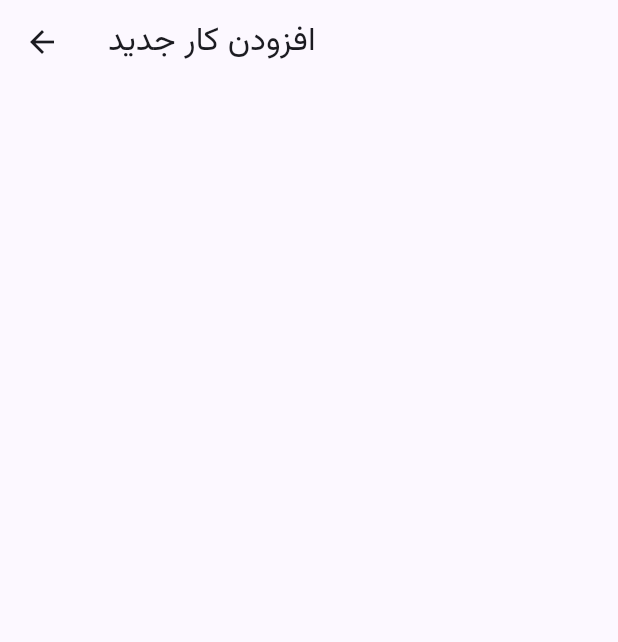
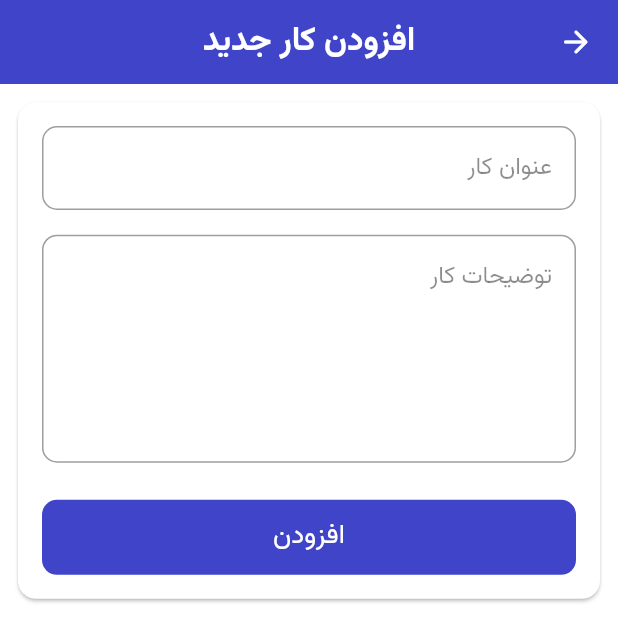
Before and after one commit to imelyas/Todo_list, a Flutter app: the TodoFormScreen screen opened by its route, on a phone screen of 412 x 824 dp. Shown: the top 642 px of the screen. Run offline on Flutter 3.47's test engine with Material 3 defaults, Android fonts, the phone set to English and light mode, and no system bars; our stand-ins replace get.

Commit message:
add todo form screen

```diff
--- a/lib/main.dart
+++ b/lib/main.dart
@@ -23,6 +23,7 @@ class MyApp extends StatelessWidget {
       theme: ThemeData(
           fontFamily: 'Vazirmatn',
           useMaterial3: true,
+          scaffoldBackgroundColor: Colors.white,
           primaryColor: Constance.primaryColor,
           colorScheme: ColorScheme.fromSeed(seedColor: Constance.primaryColor)),
       debugShowCheckedModeBanner: false,
--- a/lib/screens/home_screen.dart
+++ b/lib/screens/home_screen.dart
@@ -17,7 +17,7 @@ class HomeScreen extends StatelessWidget {
           title: const Text(
             'مدیریت کارها',
             style: TextStyle(
-                color: Colors.white, fontWeight: FontWeight.w700, fontSize: 22),
+                color: Colors.white, fontWeight: FontWeight.bold, fontSize: 22),
           ),
           leading: IconButton(
               onPressed: () {},
@@ -156,9 +156,7 @@ class TopPanel extends StatelessWidget {
             ),
             const Spacer(),
             GestureDetector(
-                onTap: () {
-                  // Get.toNamed('/todo_form');
-                },
+                onTap: () => Get.toNamed('/todo_form'),
                 child: Container(
                   width: Get.width * 0.35,
                   height: Get.width * 0.13,
--- a/lib/screens/todo_form_screen.dart
+++ b/lib/screens/todo_form_screen.dart
@@ -1,14 +1,148 @@
 import 'package:flutter/material.dart';
+import 'package:get/get.dart';
+import 'package:todo_list/utils/constanse.dart';
 
 class TodoFormScreen extends StatelessWidget {
+  static bool isAdd = true;
   const TodoFormScreen({super.key});
 
   @override
   Widget build(BuildContext context) {
-    return Scaffold(
-      appBar: AppBar(
-        title: const Text('افزودن کار جدید'),
+    return Directionality(
+      textDirection: TextDirection.rtl,
+      child: Scaffold(
+        appBar: AppBar(
+          centerTitle: true,
+          backgroundColor: Constance.primaryColor,
+          automaticallyImplyLeading: false,
+          leading: IconButton(
+              onPressed: () => Get.back(),
+              icon: const Icon(
+                Icons.arrow_back_rounded,
+                color: Colors.white,
+              )),
+          title: Text(
+            isAdd ? 'افزودن کار جدید' : 'ویرایش کار',
+            style: const TextStyle(
+                color: Colors.white, fontWeight: FontWeight.bold),
+          ),
+        ),
+        body: Padding(
+          padding: const EdgeInsets.all(8),
+          child: Card(
+            color: Colors.white,
+            child: Padding(
+              padding: const EdgeInsets.all(16),
+              child: Column(
+                mainAxisSize: MainAxisSize.min,
+                children: [
+                  const MyTextField(
+                    label: 'عنوان کار',
+                  ),
+                  SizedBox(
+                    height: Get.height * 0.02,
+                  ),
+                  const MyTextField(
+                    label: 'توضیحات کار',
+                    lines: 5,
+                  ),
+                  SizedBox(
+                    height: Get.height * 0.03,
+                  ),
+                  isAdd
+                      ? GestureDetector(
+                          onTap: () {},
+                          child: Container(
+                            width: double.infinity,
+                            height: 50,
+                            decoration: BoxDecoration(
+                                color: Constance.primaryColor,
+                                borderRadius: BorderRadius.circular(10)),
+                            child: const Center(
+                                child: Text(
+                              'افزودن',
+                              style:
+                                  TextStyle(color: Colors.white, fontSize: 18),
+                            )),
+                          ))
+                      : Row(
+                          children: [
+                            Expanded(
+                              child: GestureDetector(
+                                  onTap: () {},
+                                  child: Container(
+                                    width: double.infinity,
+                                    height: 50,
+                                    decoration: BoxDecoration(
+                                        color: Constance.primaryColor,
+                                        borderRadius:
+                                            BorderRadius.circular(10)),
+                                    child: const Center(
+                                        child: Text(
+                                      'ویرایش',
+                                      style: TextStyle(
+                                          color: Colors.white, fontSize: 18),
+                                    )),
+                                  )),
+                            ),
+                            SizedBox(
+                              width: Get.width * 0.05,
+                            ),
+                            Expanded(
+                              child: GestureDetector(
+                                  onTap: () {},
+                                  child: Container(
+                                    width: double.infinity,
+                                    height: 50,
+                                    decoration: BoxDecoration(
+                                        color: Colors.redAccent,
+                                        borderRadius:
+                                            BorderRadius.circular(10)),
+                                    child: const Center(
+                                        child: Text(
+                                      'حذف',
+                                      style: TextStyle(
+                                          color: Colors.white, fontSize: 18),
+                                    )),
+                                  )),
+                            )
+                          ],
+                        )
+                ],
+              ),
+            ),
+          ),
+        ),
       ),
     );
   }
 }
+
+class MyTextField extends StatelessWidget {
+  final String label;
+  final int lines;
+  const MyTextField({super.key, required this.label, this.lines = 1});
+
+  @override
+  Widget build(BuildContext context) {
+    return TextFormField(
+      cursorColor: Colors.black54,
+      maxLines: lines,
+      decoration: InputDecoration(
+        labelText: label,
+        alignLabelWithHint: true,
+        labelStyle: const TextStyle(color: Colors.black45),
+        focusedBorder: OutlineInputBorder(
+            borderRadius: BorderRadius.circular(10),
+            borderSide: const BorderSide(
+              color: Colors.black54,
+            )),
+        enabledBorder: OutlineInputBorder(
+            borderRadius: BorderRadius.circular(10),
+            borderSide: const BorderSide(
+              color: Colors.black38,
+            )),
+      ),
+    );
+  }
+}
```
